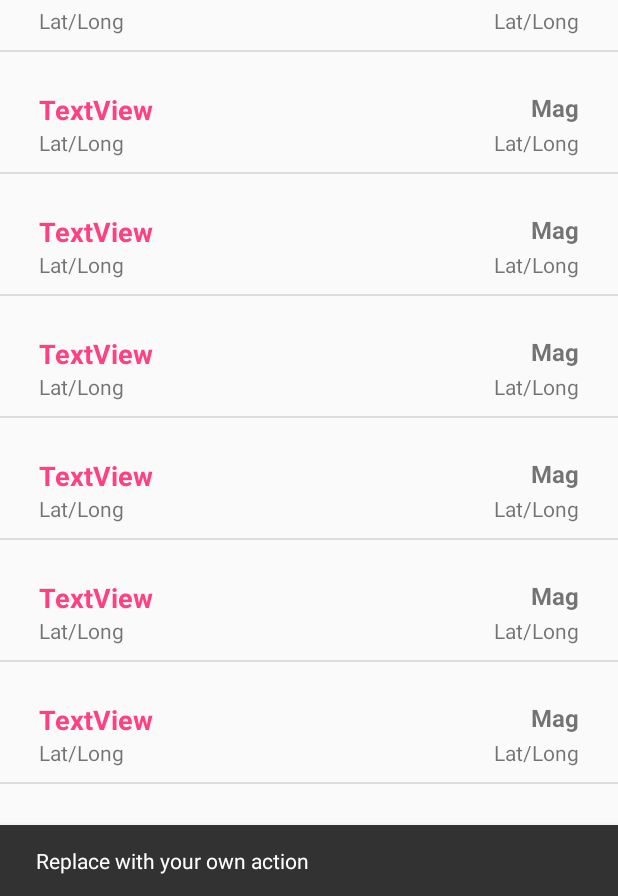
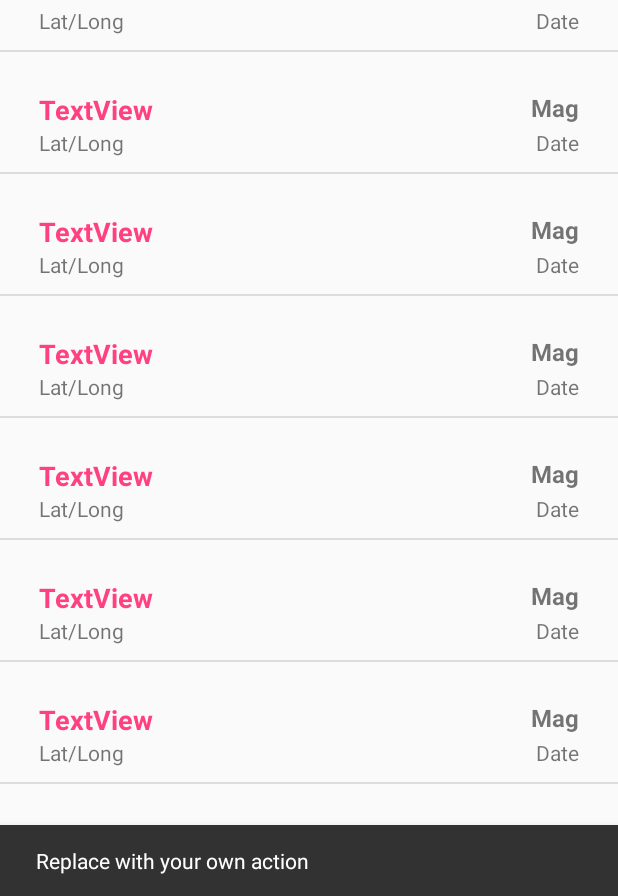
Before and after one commit to MurrayStudio/eBay-Earthquakes, an Android app: the screen it shows after launch (MainActivity), after a tap on an icon or button, on a phone screen of 412 x 824 dp, the part 340-1236 px from its top. Run offline under Robolectric (Android 15) with nearby library versions, the phone set to English and light mode, and no system bars.

Commit message:
Working on GeoCoding info.

```diff
--- a/app/src/main/java/com/murraystudio/ebayearthquakes/Fragments/EarthquakeTaskFragment.java
+++ b/app/src/main/java/com/murraystudio/ebayearthquakes/Fragments/EarthquakeTaskFragment.java
@@ -24,9 +24,6 @@ public class EarthquakeTaskFragment extends Fragment {
      * task's progress and results back to the Activity.
      */
     public interface AsyncTaskCallbacks {
-        void onPreExecute();
-        void onProgressUpdate(int percent);
-        void onCancelled();
         void onPostExecute(String rawData);
     }
 
@@ -99,14 +96,6 @@ public class EarthquakeTaskFragment extends Fragment {
             return hcon;
         }
 
-
-        @Override
-        protected void onPreExecute() {
-            if (mCallbacks != null) {
-                mCallbacks.onPreExecute();
-            }
-        }
-
         /**
          * Note that we do NOT call the callback object's methods
          * directly from the background thread, as this could result
@@ -144,13 +133,6 @@ public class EarthquakeTaskFragment extends Fragment {
         }
 
         @Override
-        protected void onCancelled() {
-            if (mCallbacks != null) {
-                mCallbacks.onCancelled();
-            }
-        }
-
-        @Override
         protected void onPostExecute(String rawData) {
             if (mCallbacks != null) {
                 mCallbacks.onPostExecute(rawData);
--- a/app/src/main/res/layout/earthquake_view.xml
+++ b/app/src/main/res/layout/earthquake_view.xml
@@ -10,7 +10,7 @@
     android:padding="10dp">
 
     <TextView
-        android:id="@+id/textView"
+        android:id="@+id/place"
         android:layout_width="wrap_content"
         android:layout_height="wrap_content"
         android:layout_marginBottom="16dp"
@@ -32,22 +32,22 @@
         android:layout_marginEnd="16dp" />
 
     <TextView
-        android:id="@+id/textView2"
+        android:id="@+id/date"
         android:layout_width="wrap_content"
         android:layout_height="wrap_content"
         android:layout_marginEnd="16dp"
         android:layout_marginLeft="16dp"
         android:layout_marginRight="16dp"
         android:layout_marginStart="16dp"
-        android:text="Lat/Long"
+        android:text="Date"
         app:layout_constraintBottom_toBottomOf="parent"
         app:layout_constraintHorizontal_bias="1.0"
         app:layout_constraintLeft_toLeftOf="parent"
         app:layout_constraintRight_toRightOf="parent"
-        app:layout_constraintTop_toBottomOf="@+id/textView" />
+        app:layout_constraintTop_toBottomOf="@+id/place" />
 
     <TextView
-        android:id="@+id/textView4"
+        android:id="@+id/lat_long"
         android:layout_width="wrap_content"
         android:layout_height="wrap_content"
         android:layout_marginEnd="16dp"
@@ -59,7 +59,7 @@
         app:layout_constraintHorizontal_bias="0.0"
         app:layout_constraintLeft_toLeftOf="parent"
         app:layout_constraintRight_toRightOf="parent"
-        app:layout_constraintTop_toBottomOf="@+id/textView" />
+        app:layout_constraintTop_toBottomOf="@+id/place" />
 
     <TextView
         android:id="@+id/Mag"
@@ -72,9 +72,9 @@
         android:text="Mag"
         android:textSize="16sp"
         android:textStyle="bold"
-        app:layout_constraintBottom_toTopOf="@+id/textView2"
+        app:layout_constraintBottom_toTopOf="@+id/date"
         app:layout_constraintHorizontal_bias="1.0"
-        app:layout_constraintLeft_toRightOf="@+id/textView"
+        app:layout_constraintLeft_toRightOf="@+id/place"
         app:layout_constraintRight_toRightOf="parent"
         app:layout_constraintTop_toTopOf="parent"
         app:layout_constraintVertical_bias="0.0" />
```
Also changed, not shown: app/src/main/java/com/murraystudio/ebayearthquakes/Adapter/EarthquakeAdapter.java (+11 -3 lines), app/src/main/java/com/murraystudio/ebayearthquakes/Fragments/GeoCodeTaskFragment.java (added, +140 -0 lines), app/src/main/java/com/murraystudio/ebayearthquakes/MainActivity.java (+65 -19 lines), app/src/main/java/com/murraystudio/ebayearthquakes/Model/Earthquake.java (+10 -0 lines).
